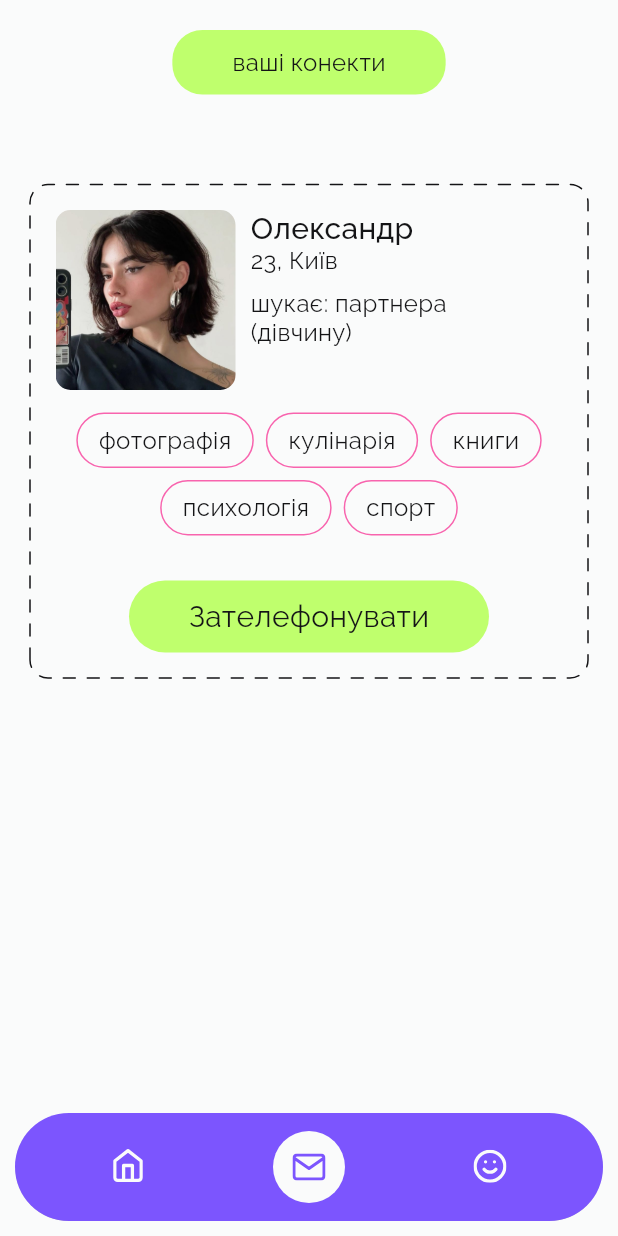
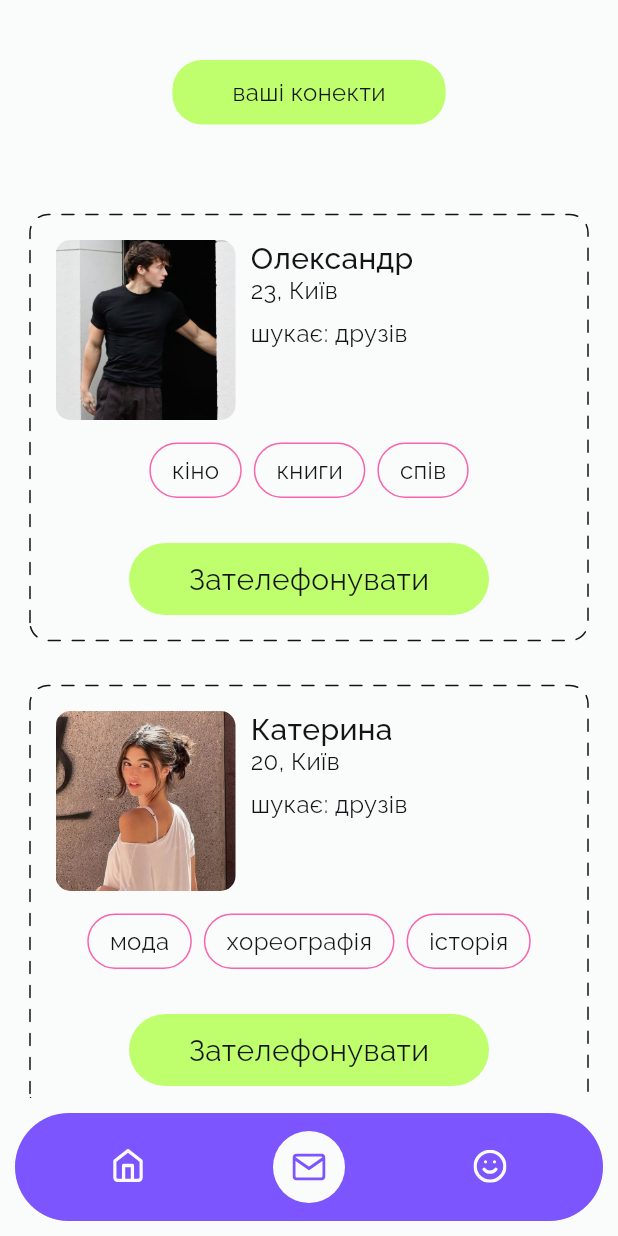
Before and after one commit to karpenkko/dating_app, a Flutter app: the ConnectPage screen opened by its route, on a phone screen of 412 x 824 dp. Run offline on Flutter 3.47's test engine with Material 3 defaults, Android fonts, the phone set to English and light mode, and no system bars; drawn by our look-alikes of dotted_border; our stand-ins replace bloc, dropdown_search, flutter_bloc, flutter_card_swiper, flutter_dotenv, flutter_svg and 4 more; missing offline and left inert: flutter_stripe; accounts and stored records are empty.

Commit message:
few changes

```diff
--- /dev/null
+++ b/lib/data.dart
@@ -0,0 +1,46 @@
+import 'features/user_profile/models/user_model.dart';
+
+List<UserModel> freeUsers =[
+  UserModel(
+    id: 0,
+    name: 'Олександр',
+    age: 23,
+    photo: 'assets/man1.jpg',
+    hobbies: ['кіно', 'книги', 'спів'],
+  ),
+  UserModel(
+    id: 1,
+    name: 'Катерина',
+    age: 20,
+    photo: 'assets/woman2.jpg',
+    hobbies: ['мода', 'хореографія', 'історія'],
+  ),
+];
+
+
+List<UserModel> users =[
+  UserModel(
+    id: 0,
+    name: 'Мстислав',
+    age: 31,
+    photo: 'assets/man2.jpg',
+    hobbies: ['наука', 'історія', 'спорт'],
+  ),
+  UserModel(
+    id: 1,
+    name: 'Анастасія',
+    age: 24,
+    photo: 'assets/woman3.jpg',
+    hobbies: ['спорт', 'книги', 'танці'],
+  ),
+];
+
+List<UserModel> user =[
+  UserModel(
+    id: 0,
+    name: 'Юлія',
+    age: 20,
+    photo: 'assets/woman.jpg',
+    hobbies: ['книги', 'подорожі', 'історія'],
+  ),
+];
--- a/lib/features/creating_profile/ui/creating_profile_page.dart
+++ b/lib/features/creating_profile/ui/creating_profile_page.dart
@@ -372,8 +372,9 @@ class _CreatingProfilePageState extends State<CreatingProfilePage> {
                                 selectedItem,
                               ),
                             );
+                            context.go('/swipe');
                           }
-                          context.go('/swipe');
+
                         },
                       ),
                     ],
--- a/lib/features/swipe_cards/bloc/swipe_cards_bloc.dart
+++ b/lib/features/swipe_cards/bloc/swipe_cards_bloc.dart
@@ -4,6 +4,12 @@ import 'package:bloc/bloc.dart';
 import 'package:dating_app/features/swipe_cards/repos/swiping_cards_repo.dart';
 import 'package:flutter/material.dart';
 import 'package:meta/meta.dart';
+
+import 'package:dating_app/data.dart';
+
+import '../../user_profile/models/user_model.dart';
+
+
 
 part 'swipe_cards_event.dart';
 part 'swipe_cards_state.dart';
@@ -17,8 +23,8 @@ class SwipeCardsBloc extends Bloc<SwipeCardsEvent, SwipeCardsState> {
     on<SwipeCardsPaymentEvent>(swipeCardsPaymentEvent);
   }
 
-  final List<String> names = ['Настя', 'Олександр', 'Аня', 'Олеггг', 'Aнтон'];
-  final List<String> names2 = ['Гедеон', 'Данте', 'Аід'];
+  // final List<String> names = ['Настя', 'Олександр', 'Аня', 'Олеггг', 'Aнтон'];
+  // final List<String> names2 = ['Гедеон', 'Данте', 'Аід'];
   // final List<Map<String, dynamic>> names2 = [
   //   {'id': 1, 'name': 'Гедеон',},
   //   {'id': 2, 'name': 'Данте',},
@@ -32,9 +38,9 @@ class SwipeCardsBloc extends Bloc<SwipeCardsEvent, SwipeCardsState> {
   FutureOr<void> swipeCardsFetchEvent(SwipeCardsFetchEvent event, Emitter<SwipeCardsState> emit) {
     counter = counter - 10;
     if (counter == 20) {
-      emit(SwipeCardsLoading(names));
+      emit(SwipeCardsLoading(users));
     } else if (counter != 0){
-      emit(SwipeCardsLoading(names2));
+      emit(SwipeCardsLoading(freeUsers));
     } else {
       emit(SwipeCardsEnded());
     }
@@ -59,6 +65,6 @@ class SwipeCardsBloc extends Bloc<SwipeCardsEvent, SwipeCardsState> {
     await SwipingCardsRepo.fetchPresentPaymentSheet();
 
     // counter = 20;
-    emit(SwipeCardsLoading(names));
+    emit(SwipeCardsLoading(users));
   }
 }
--- a/lib/features/swipe_cards/bloc/swipe_cards_state.dart
+++ b/lib/features/swipe_cards/bloc/swipe_cards_state.dart
@@ -8,8 +8,10 @@ abstract class SwipeCardsActionState extends SwipeCardsState {}
 final class SwipeCardsInitial extends SwipeCardsState {}
 
 final class SwipeCardsLoading extends SwipeCardsState {
-  final List<String> names;
-  SwipeCardsLoading(this.names);
+  // final List<String> names;
+  // SwipeCardsLoading(this.names);
+  final List<UserModel> users;
+  SwipeCardsLoading(this.users);
 }
 
 final class SwipeCardsEnded extends SwipeCardsState {}
--- a/lib/features/swipe_cards/ui/swipe_page.dart
+++ b/lib/features/swipe_cards/ui/swipe_page.dart
@@ -70,7 +70,7 @@ class _SwipePageState extends State<SwipePage> {
           } else if (state is SwipeCardsLoading) {
             return Center(
               child: Padding(
-                padding: const EdgeInsets.only(top: 10),
+                padding: const EdgeInsets.only(top: 40),
                 child: Column(
                   children: [
                     const RoundTitle(titleText: 'пошук піплов'),
@@ -89,7 +89,7 @@ class _SwipePageState extends State<SwipePage> {
                         ),
                         controller: controller,
                         onSwipe: _onSwipe,
-                        cardsCount: state.names.length,
+                        cardsCount: state.users.length,
                         numberOfCardsDisplayed: 2,
                         backCardOffset: const Offset(0, 0),
                         cardBuilder: (
@@ -99,7 +99,7 @@ class _SwipePageState extends State<SwipePage> {
                           verticalThresholdPercentage,
                         ) =>
                             SwipeCard(
-                          buttonText: state.names[index],
+                          user: state.users[index],
                           showDottedBorder: true,
                         ),
                       ),
--- a/lib/features/user_connections/bloc/user_connections_bloc.dart
+++ b/lib/features/user_connections/bloc/user_connections_bloc.dart
@@ -5,6 +5,7 @@ import 'package:meta/meta.dart';
 
 import '../../user_profile/models/user_model.dart';
 import '../repos/user_connections_repo.dart';
+import 'package:dating_app/data.dart';
 
 part 'user_connections_event.dart';
 part 'user_connections_state.dart';
@@ -16,5 +17,6 @@ class UserConnectionsBloc extends Bloc<UserConnectionsEvent, UserConnectionsStat
   }
 
   FutureOr<void> userConnectionsFetchEvent(UserConnectionsFetchEvent event, Emitter<UserConnectionsState> emit) async{
+    emit(UserConnectionsFetch(freeUsers));
   }
 }
--- a/lib/features/user_connections/ui/connect_page.dart
+++ b/lib/features/user_connections/ui/connect_page.dart
@@ -1,30 +1,70 @@
 import 'package:dating_app/widgets/round_copmonents/round_title.dart';
 import 'package:flutter/material.dart';
+import 'package:flutter_bloc/flutter_bloc.dart';
 
 import '../../switching_themes/utils/colors.dart';
 import '../../../widgets/cards/connect_card.dart';
+import '../bloc/user_connections_bloc.dart';
 
-class ConnectPage extends StatelessWidget {
+class ConnectPage extends StatefulWidget {
   const ConnectPage({super.key});
 
   @override
+  State<ConnectPage> createState() => _ConnectPageState();
+}
+
+class _ConnectPageState extends State<ConnectPage> {
+  @override
+  void initState() {
+    BlocProvider.of<UserConnectionsBloc>(context).add(
+      UserConnectionsFetchEvent(),
+    );
+    super.initState();
+  }
+
+  @override
   Widget build(BuildContext context) {
+    return BlocBuilder<UserConnectionsBloc, UserConnectionsState>(
+      builder: (context, state) {
+        if (state is UserConnectionsInitial) {
+          return const Scaffold(
+            body: Center(
+              child: CircularProgressIndicator(),
+            ),
+          );
+        } else if (state is UserConnectionsFetch) {
           return Scaffold(
             backgroundColor: Theme.of(context).scaffoldBackgroundColor,
-      body: const SingleChildScrollView(
+            body: SingleChildScrollView(
+              physics: const BouncingScrollPhysics(),
               child: Center(
                 child: Padding(
-            padding: EdgeInsets.only(top: 20, bottom: 10, left: 20, right: 20),
+                  padding:
+                      const EdgeInsets.only(top: 40, bottom: 10, left: 20, right: 20),
                   child: Column(
                     children: [
-                RoundTitle(titleText: 'ваші конекти'),
-                SizedBox(height: 60),
-                ConnectCard(buttonText: 'Олександр'),
+                      const RoundTitle(titleText: 'ваші конекти'),
+                      const SizedBox(height: 60),
+                      ...state.users.map((user) => Column(
+                        children: [
+                          ConnectCard(user: user),
+                          const SizedBox(height: 30),
+                        ],
+                      )),
                     ],
                   ),
                 ),
               ),
             ),
           );
+        } else {
+          return const Scaffold(
+            body: Center(
+              child: Text('Сталася помилка під час завантаження вподобань.'),
+            ),
+          );
+        }
+      },
+    );
   }
 }
--- a/lib/features/user_profile/bloc/user_profile_bloc.dart
+++ b/lib/features/user_profile/bloc/user_profile_bloc.dart
@@ -5,6 +5,7 @@ import 'package:dating_app/features/user_profile/models/user_model.dart';
 import 'package:meta/meta.dart';
 
 import '../repos/user_profile_repo.dart';
+import 'package:dating_app/data.dart';
 
 part 'user_profile_event.dart';
 part 'user_profile_state.dart';
@@ -15,7 +16,8 @@ class UserProfileBloc extends Bloc<UserProfileEvent, UserProfileState> {
     on<UserProfileFetchEvent>(userProfileFetchEvent);
   }
 
-  FutureOr<void> userProfileFetchEvent(UserProfileFetchEvent event, Emitter<UserProfileState> emit) async{
-
+  FutureOr<void> userProfileFetchEvent(UserProfileFetchEvent event, Emitter<UserProfileState> emit){
+    print('bloc');
+    emit(UserProfileFetch(user[0]));
   }
 }
--- a/lib/features/user_profile/bloc/user_profile_state.dart
+++ b/lib/features/user_profile/bloc/user_profile_state.dart
@@ -2,6 +2,8 @@ part of 'user_profile_bloc.dart';
 
 @immutable
 sealed class UserProfileState {}
+
+abstract class UserProfileActionState extends UserProfileState {}
 
 final class UserProfileInitial extends UserProfileState {}
 
--- a/lib/navigation/app_router.dart
+++ b/lib/navigation/app_router.dart
@@ -68,7 +68,7 @@ final GoRouter router = GoRouter(
             GoRoute(
               name: 'profile',
               path: '/profile',
-              builder: (context, state) => ProfilePage(),
+              builder: (context, state) => const ProfilePage(),
             ),
           ],
         ),
--- a/lib/navigation/wrap_home_page.dart
+++ b/lib/navigation/wrap_home_page.dart
@@ -43,7 +43,7 @@ class CustomBottomNavigationBar extends StatelessWidget {
     return Container(
       decoration: BoxDecoration(
         color: Theme.of(context).scaffoldBackgroundColor,
-        borderRadius: BorderRadius.only(
+        borderRadius: const BorderRadius.only(
           topLeft: Radius.circular(20.0),
           topRight: Radius.circular(20.0),
         ),
--- a/lib/widgets/cards/connect_card.dart
+++ b/lib/widgets/cards/connect_card.dart
@@ -6,24 +6,25 @@ import 'package:flutter/widgets.dart';
 import 'package:url_launcher/url_launcher.dart';
 
 import '../../features/switching_themes/utils/colors.dart';
+import '../../features/user_profile/models/user_model.dart';
 
 class ConnectCard extends StatelessWidget {
-  final String buttonText;
+  final UserModel user;
 
   const ConnectCard({
     super.key,
-    required this.buttonText,
+    required this.user,
   });
 
   @override
   Widget build(BuildContext context) {
-    final List<String> hobbies = [
-      'фотографія',
-      'кулінарія',
-      'книги',
-      'психологія',
-      'спорт'
-    ];
+    // final List<String> hobbies = [
+    //   'фотографія',
+    //   'кулінарія',
+    //   'книги',
+    //   'психологія',
+    //   'спорт'
+    // ];
 
     return DottedBorder(
       color: Theme.of(context).primaryColor,
@@ -48,7 +49,7 @@ class ConnectCard extends StatelessWidget {
                   child: ClipRRect(
                     borderRadius: BorderRadius.circular(10),
                     child: Image.asset(
-                      'assets/woman.jpg',
+                      '${user.photo}',
                       fit: BoxFit.cover,
                     ),
                   ),
@@ -58,7 +59,7 @@ class ConnectCard extends StatelessWidget {
                   crossAxisAlignment: CrossAxisAlignment.start,
                   children: [
                     Text(
-                      buttonText,
+                      '${user.name}',
                       style: TextStyle(
                         color: Theme.of(context).primaryColor,
                         fontFamily: 'Raleway',
@@ -68,7 +69,7 @@ class ConnectCard extends StatelessWidget {
                       ),
                     ),
                     Text(
-                      '23, Київ',
+                      '${user.age}, Київ',
                       style: TextStyle(
                         color: Theme.of(context).primaryColor,
                         fontFamily: 'Raleway',
@@ -81,7 +82,7 @@ class ConnectCard extends StatelessWidget {
                     SizedBox(
                       width: 140,
                       child: Text(
-                        'шукає: партнера (дівчину)',
+                        'шукає: друзів',
                         style: TextStyle(
                           color: Theme.of(context).primaryColor,
                           fontFamily: 'Raleway',
@@ -102,7 +103,7 @@ class ConnectCard extends StatelessWidget {
               spacing: 8.0,
               runSpacing: 8.0,
               alignment: WrapAlignment.center,
-              children: hobbies.map((hobby) {
+              children: user.hobbies!.map((hobby) {
                 return RoundCategories(
                   hobby: hobby,
                 );
@@ -113,7 +114,7 @@ class ConnectCard extends StatelessWidget {
               onTap: () async {
                 final Uri url = Uri(
                   scheme: 'tel',
-                  path: '+380972397041',
+                  path: '+380996494208',
                 );
                 if(await canLaunchUrl(url)) {
                   await launchUrl(url);
--- a/lib/widgets/cards/payment_card.dart
+++ b/lib/widgets/cards/payment_card.dart
@@ -18,7 +18,7 @@ class PaymentCard extends StatelessWidget {
   Widget build(BuildContext context) {
     return Center(
       child: Padding(
-        padding: const EdgeInsets.only(top: 10),
+        padding: const EdgeInsets.only(top: 40),
         child: Column(
           children: [
             const RoundTitle(titleText: 'пошук піплов'),
```
Also changed, not shown: lib/features/user_profile/ui/profile_page.dart (+37 -8 lines), lib/widgets/cards/swipe_card.dart (+7 -6 lines), assets/man1.jpg (added), assets/man2.jpg (added), assets/woman2.jpg (added), assets/woman3.jpg (added), 1 other file. Lines whose indentation alone changed are shown as unchanged.
